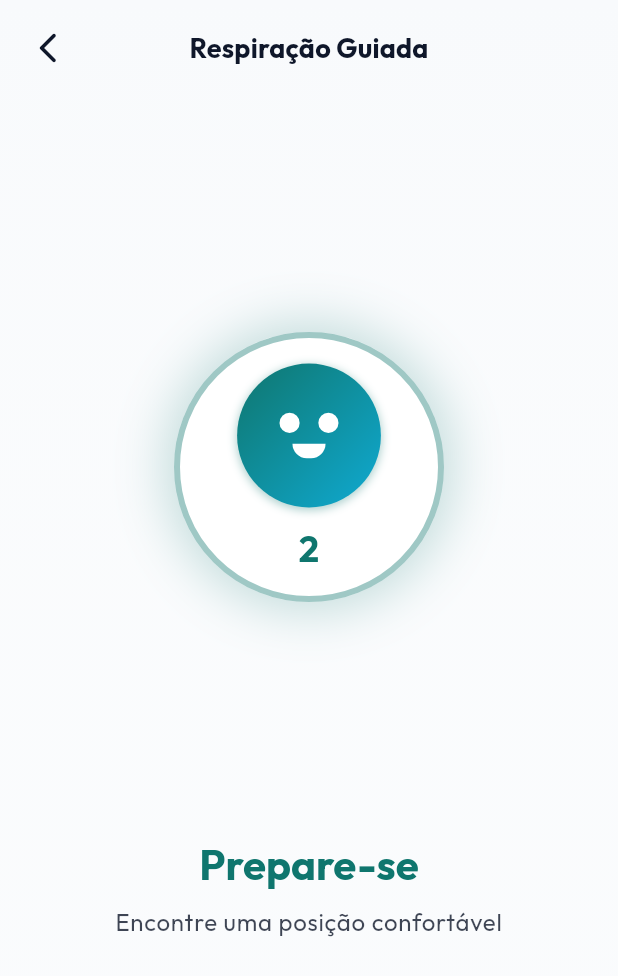
After one commit to ianrib/tcc-proj, a Flutter app: the BreathingExerciseScreen screen opened by its route, after a tap on the "arrow back ios new" icon, after a tap on "Exercício de Respiração", on a phone screen of 412 x 824 dp. The commit adds this screen. Shown: the top 976 px of the screen. Run offline on Flutter 3.47's test engine with Material 3 defaults, Android fonts, the phone set to English and light mode, and no system bars; our stand-ins replace camera, cloud_firestore, firebase_auth, firebase_core, flutter_dotenv, flutter_local_notifications and 7 more; accounts and stored records are empty; network calls fail.

Commit message:
feat: tela dedicada de respiracao guiada sem oscilacoes e simplificacao do chat

```diff
--- a/frontend/lib/core/router/router.dart
+++ b/frontend/lib/core/router/router.dart
@@ -5,6 +5,7 @@ import 'package:flutter_riverpod/flutter_riverpod.dart';
 import 'package:firebase_auth/firebase_auth.dart';
 
 import '../../features/chat/presentation/chat_screen.dart';
+import '../../features/chat/presentation/breathing_exercise_screen.dart';
 import '../../features/auth/presentation/login_screen.dart';
 import '../../features/auth/presentation/register_screen.dart';
 import '../../features/graphics/presentation/mood_history_screen.dart';
@@ -70,6 +71,10 @@ final routerProvider = Provider<GoRouter>((ref) {
         builder: (context, state) => const ChatScreen(),
       ),
       GoRoute(
+        path: '/breathing-exercise',
+        builder: (context, state) => const BreathingExerciseScreen(),
+      ),
+      GoRoute(
         path: '/mood-history',
         builder: (context, state) => const MoodHistoryScreen(),
       ),
--- /dev/null
+++ b/frontend/lib/features/chat/presentation/breathing_exercise_screen.dart
@@ -0,0 +1,344 @@
+import 'dart:async';
+import 'package:flutter/material.dart';
+import 'package:go_router/go_router.dart';
+import '../../../core/widgets/gaia_avatar.dart';
+
+class BreathingExerciseScreen extends StatefulWidget {
+  const BreathingExerciseScreen({super.key});
+
+  @override
+  State<BreathingExerciseScreen> createState() => _BreathingExerciseScreenState();
+}
+
+class _BreathingExerciseScreenState extends State<BreathingExerciseScreen> {
+  Timer? _timer;
+  String _phase = 'Prepare-se'; // 'Prepare-se', 'Inalar', 'Segurar', 'Exalar', 'Comemoração'
+  int _secondsCounter = 3;
+  int _cycleCount = 1;
+  late int _targetCycles;
+  late int _pauseDuration;
+  late int _expirationDuration;
+  int _currentTick = 0;
+
+  @override
+  void initState() {
+    super.initState();
+    _targetCycles = 4; // Focado em 4 ciclos completos para uma experiência fluida no TCC
+    _randomizeDurations();
+    _startTimer();
+  }
+
+  void _randomizeDurations() {
+    _pauseDuration = 4; // Ritmo padrão recomendado (4-4-4 ou 4-4-6)
+    _expirationDuration = 6;
+  }
+
+  void _startTimer() {
+    _timer = Timer.periodic(const Duration(milliseconds: 500), (timer) {
+      if (!mounted) return;
+      setState(() {
+        if (_phase == 'Prepare-se') {
+          _currentTick++;
+          if (_currentTick >= 6) { // 3 segundos (6 ticks)
+            _phase = 'Inalar';
+            _currentTick = 0;
+            _secondsCounter = 1;
+          } else {
+            _secondsCounter = 3 - (_currentTick ~/ 2);
+          }
+        } else if (_phase == 'Comemoração') {
+          // Timer cancelado antes de entrar em comemoração
+        } else {
+          _currentTick++;
+          int currentPhaseDuration = 4;
+          if (_phase == 'Segurar') {
+            currentPhaseDuration = _pauseDuration;
+          } else if (_phase == 'Exalar') {
+            currentPhaseDuration = _expirationDuration;
+          }
+
+          _secondsCounter = (_currentTick ~/ 2) + 1;
+
+          if (_currentTick >= currentPhaseDuration * 2) {
+            _currentTick = 0;
+            _secondsCounter = 1;
+
+            if (_phase == 'Inalar') {
+              _phase = 'Segurar';
+            } else if (_phase == 'Segurar') {
+              _phase = 'Exalar';
+            } else {
+              if (_cycleCount >= _targetCycles) {
+                _phase = 'Comemoração';
+                _timer?.cancel();
+                _timer = null;
+                // Exibe comemoração por 2.5 segundos e fecha automaticamente
+                Timer(const Duration(milliseconds: 2500), () {
+                  if (mounted) {
+                    context.go('/chat');
+                  }
+                });
+              } else {
+                _phase = 'Inalar';
+                _cycleCount++;
+                _randomizeDurations();
+              }
+            }
+          }
+        }
+      });
+    });
+  }
+
+  @override
+  void dispose() {
+    _timer?.cancel();
+    super.dispose();
+  }
+
+  double _getScale() {
+    if (_phase == 'Prepare-se' || _phase == 'Comemoração') return 1.0;
+    if (_phase == 'Inalar') {
+      double progress = _currentTick / 8.0;
+      if (progress > 1.0) progress = 1.0;
+      return 1.0 + progress * 0.4;
+    } else if (_phase == 'Segurar') {
+      return 1.4;
+    } else {
+      double progress = _currentTick / (_expirationDuration * 2.0);
+      if (progress > 1.0) progress = 1.0;
+      return 1.4 - progress * 0.4;
+    }
+  }
+
+  String _getInstructionTitle() {
+    switch (_phase) {
+      case 'Prepare-se':
+        return 'Prepare-se';
+      case 'Inalar':
+        return 'Inalar';
+      case 'Segurar':
+        return 'Segurar';
+      case 'Exalar':
+        return 'Exalar';
+      case 'Comemoração':
+        return 'Muito Bem!';
+      default:
+        return '';
+    }
+  }
+
+  String _getInstructionSubtitle() {
+    switch (_phase) {
+      case 'Prepare-se':
+        return 'Encontre uma posição confortável';
+      case 'Inalar':
+        return 'Inspire lentamente pelo nariz';
+      case 'Segurar':
+        return 'Mantenha o ar nos pulmões';
+      case 'Exalar':
+        return 'Solte o ar devagar pela boca';
+      case 'Comemoração':
+        return 'Você concluiu o exercício com sucesso';
+      default:
+        return '';
+    }
+  }
+
+  Color _getPhaseColor(ThemeData theme) {
+    switch (_phase) {
+      case 'Prepare-se':
+        return theme.colorScheme.primary;
+      case 'Inalar':
+        return theme.colorScheme.primary;
+      case 'Segurar':
+        return Colors.orange;
+      case 'Exalar':
+        return theme.colorScheme.secondary;
+      case 'Comemoração':
+        return Colors.teal;
+      default:
+        return theme.colorScheme.primary;
+    }
+  }
+
+  @override
+  Widget build(BuildContext context) {
+    final theme = Theme.of(context);
+    final phaseColor = _getPhaseColor(theme);
+
+    return Scaffold(
+      backgroundColor: theme.scaffoldBackgroundColor,
+      body: Container(
+        decoration: BoxDecoration(
+          gradient: LinearGradient(
+            colors: [
+              theme.scaffoldBackgroundColor,
+              theme.colorScheme.surfaceContainerHighest.withValues(alpha: 0.15),
+            ],
+            begin: Alignment.topCenter,
+            end: Alignment.bottomCenter,
+          ),
+        ),
+        child: SafeArea(
+          child: Column(
+            children: [
+              // Barra superior com botão voltar
+              Padding(
+                padding: const EdgeInsets.symmetric(horizontal: 8, vertical: 8),
+                child: Row(
+                  mainAxisAlignment: MainAxisAlignment.spaceBetween,
+                  children: [
+                    IconButton(
+                      icon: Icon(Icons.arrow_back_ios_new_rounded, color: theme.colorScheme.onSurface),
+                      onPressed: () => context.go('/chat'),
+                    ),
+                    Text(
+                      'Respiração Guiada',
+                      style: theme.textTheme.titleMedium?.copyWith(
+                        fontWeight: FontWeight.bold,
+                        fontSize: 18,
+                      ),
+                    ),
+                    const SizedBox(width: 48), // Espaçador para centralizar título
+                  ],
+                ),
+              ),
+              const Spacer(),
+
+              // Círculo Central do Exercício
+              Center(
+                child: AnimatedScale(
+                  scale: _getScale(),
+                  duration: const Duration(milliseconds: 500),
+                  curve: Curves.easeInOut,
+                  child: Container(
+                    width: 180,
+                    height: 180,
+                    decoration: BoxDecoration(
+                      shape: BoxShape.circle,
+                      color: theme.cardColor,
+                      boxShadow: [
+                        BoxShadow(
+                          color: phaseColor.withValues(alpha: 0.25),
+                          blurRadius: 30,
+                          spreadRadius: 5,
+                        )
+                      ],
+                      border: Border.all(
+                        color: phaseColor.withValues(alpha: 0.4),
+                        width: 4,
+                      ),
+                    ),
+                    child: Center(
+                      child: _buildCenterWidget(phaseColor),
+                    ),
+                  ),
+                ),
+              ),
+
+              const Spacer(),
+
+              // Instruções de texto e contagem de ciclo
+              Padding(
+                padding: const EdgeInsets.symmetric(horizontal: 32),
+                child: Column(
+                  children: [
+                    Text(
+                      _getInstructionTitle(),
+                      style: theme.textTheme.headlineMedium?.copyWith(
+                        fontWeight: FontWeight.bold,
+                        color: phaseColor,
+                      ),
+                    ),
+                    const SizedBox(height: 8),
+                    Text(
+                      _getInstructionSubtitle(),
+                      textAlign: TextAlign.center,
+                      style: theme.textTheme.bodyLarge?.copyWith(
+                        color: theme.colorScheme.onSurface.withValues(alpha: 0.8),
+                      ),
+                    ),
+                    const SizedBox(height: 40),
+
+                    // Indicador de ciclo
+                    if (_phase != 'Prepare-se' && _phase != 'Comemoração') ...[
+                      Text(
+                        'Ciclo $_cycleCount de $_targetCycles',
+                        style: theme.textTheme.titleMedium?.copyWith(
+                          fontWeight: FontWeight.bold,
+                          color: theme.colorScheme.onSurface.withValues(alpha: 0.6),
+                        ),
+                      ),
+                      const SizedBox(height: 12),
+                      Row(
+                        mainAxisAlignment: MainAxisAlignment.center,
+                        children: List.generate(_targetCycles, (index) {
+                          final isActive = index + 1 == _cycleCount;
+                          final isCompleted = index + 1 < _cycleCount;
+                          return Container(
+                            margin: const EdgeInsets.symmetric(horizontal: 4),
+                            width: 12,
+                            height: 12,
+                            decoration: BoxDecoration(
+                              shape: BoxShape.circle,
+                              color: isCompleted
+                                  ? theme.colorScheme.primary
+                                  : isActive
+                                      ? phaseColor
+                                      : theme.colorScheme.onSurface.withValues(alpha: 0.2),
+                            ),
+                          );
+                        }),
+                      ),
+                    ],
+                  ],
+                ),
+              ),
+              const Spacer(),
+            ],
+          ),
+        ),
+      ),
+    );
+  }
+
+  Widget _buildCenterWidget(Color phaseColor) {
+    if (_phase == 'Prepare-se') {
+      return Column(
+        mainAxisAlignment: MainAxisAlignment.center,
+        children: [
+          const GaiaAvatar(radius: 50),
+          const SizedBox(height: 8),
+          Text(
+            '$_secondsCounter',
+            style: TextStyle(
+              fontSize: 24,
+              fontWeight: FontWeight.bold,
+              color: phaseColor,
+            ),
+          ),
+        ],
+      );
+    } else if (_phase == 'Comemoração') {
+      return const Column(
+        mainAxisAlignment: MainAxisAlignment.center,
+        children: [
+          GaiaAvatar(radius: 50),
+          SizedBox(height: 8),
+          Icon(Icons.check_circle_rounded, color: Colors.teal, size: 28),
+        ],
+      );
+    } else {
+      // Nas contagens de respiração ativa, apenas o número de segundos de forma estática (sem oscilar com avatar)
+      return Text(
+        '$_secondsCounter',
+        style: TextStyle(
+          fontSize: 64,
+          fontWeight: FontWeight.bold,
+          color: phaseColor,
+        ),
+      );
+    }
+  }
+}
--- a/frontend/lib/features/chat/presentation/chat_screen.dart
+++ b/frontend/lib/features/chat/presentation/chat_screen.dart
@@ -10,7 +10,6 @@ import 'package:gaia/core/providers/user_provider.dart';
 import 'package:gaia/core/widgets/app_drawer.dart';
 import 'package:gaia/core/widgets/user_avatar.dart';
 import 'package:gaia/core/widgets/gaia_avatar.dart';
-import 'package:gaia/core/widgets/breathing_exercise_card.dart';
 import 'package:gaia/core/utils/string_utils.dart';
 import '../../../core/providers/chat_providers.dart';
 import '../../../core/services/notification_service.dart';
@@ -30,7 +29,6 @@ class _ChatScreenState extends ConsumerState<ChatScreen> {
   bool _showEmojiBar = false;
   String? _selectedMoodEmoji;
   http.Client? _activeClient;
-  bool _showBreathing = false;
   List<Map<String, dynamic>> _currentSuggestions = [];
 
   // Emojis de emoção disponíveis na barra flutuante (Níveis 1 a 10)
@@ -180,14 +178,12 @@ class _ChatScreenState extends ConsumerState<ChatScreen> {
     // Adiciona mensagem localmente
     ref.read(sessionMessagesProvider(sessionId).notifier).addMessage(userMsg);
 
-    // Intercepta solicitações de respiração para acionar o card local
+    // Intercepta solicitações de respiração para acionar a tela dedicada
     final lowerText = text.toLowerCase();
     if (lowerText.contains('exercício de respiração guiado') ||
         lowerText.contains('exercicio de respiracao guiado') ||
         (lowerText.contains('respiração') && lowerText.contains('guiado'))) {
-      setState(() {
-        _showBreathing = true;
-      });
+      context.go('/breathing-exercise');
     }
 
     // Reseta a notificação de inatividade ao conversar
@@ -330,9 +326,7 @@ class _ChatScreenState extends ConsumerState<ChatScreen> {
   void _handleSuggestionTap(ChatSuggestion suggestion) {
     switch (suggestion.action) {
       case 'action:breathing_exercise':
-        setState(() {
-          _showBreathing = true;
-        });
+        context.go('/breathing-exercise');
         break;
       case 'action:create_reminder':
         context.go('/reminders?openAdd=true');
@@ -394,15 +388,6 @@ class _ChatScreenState extends ConsumerState<ChatScreen> {
           ),
         ),
         actions: [
-          IconButton(
-            icon: Icon(Icons.air, color: theme.colorScheme.secondary),
-            tooltip: 'Exercício de Respiração',
-            onPressed: () {
-              setState(() {
-                _showBreathing = true;
-              });
-            },
-          ),
           Padding(
             padding: const EdgeInsets.only(right: 16),
             child: GestureDetector(
@@ -428,14 +413,6 @@ class _ChatScreenState extends ConsumerState<ChatScreen> {
         behavior: HitTestBehavior.translucent,
         child: Column(
           children: [
-            if (_showBreathing)
-              BreathingExerciseCard(
-                onClose: () {
-                  setState(() {
-                    _showBreathing = false;
-                  });
-                },
-              ),
             Expanded(
             child: messagesAsync.when(
               loading: () => const Center(child: CircularProgressIndicator()),
@@ -461,12 +438,6 @@ class _ChatScreenState extends ConsumerState<ChatScreen> {
                         child: Column(
                           mainAxisAlignment: MainAxisAlignment.center,
                           children: [
-                            Icon(
-                              Icons.sentiment_satisfied_alt_rounded,
-                              size: 72,
-                              color: theme.colorScheme.secondary.withValues(alpha: 0.4),
-                            ),
-                            const SizedBox(height: 12),
                             Text(
                               'Olá, $displayName',
                               textAlign: TextAlign.center,
@@ -477,7 +448,7 @@ class _ChatScreenState extends ConsumerState<ChatScreen> {
                             ),
                             const SizedBox(height: 6),
                             Text(
-                              'Como você está se sentindo hoje? Escolha uma sugestão ou fale comigo.',
+                              'Como você está se sentindo hoje?',
                               textAlign: TextAlign.center,
                               style: theme.textTheme.bodyMedium?.copyWith(
                                 color: theme.colorScheme.onSurface.withValues(alpha: 0.55),
@@ -596,9 +567,7 @@ class _ChatScreenState extends ConsumerState<ChatScreen> {
                                           width: double.infinity,
                                           child: ElevatedButton.icon(
                                             onPressed: () {
-                                              setState(() {
-                                                _showBreathing = true;
-                                              });
+                                              context.go('/breathing-exercise');
                                             },
                                             icon: const Icon(Icons.air_rounded, size: 16),
                                             label: const Text('🧘 Iniciar Exercício'),
```
